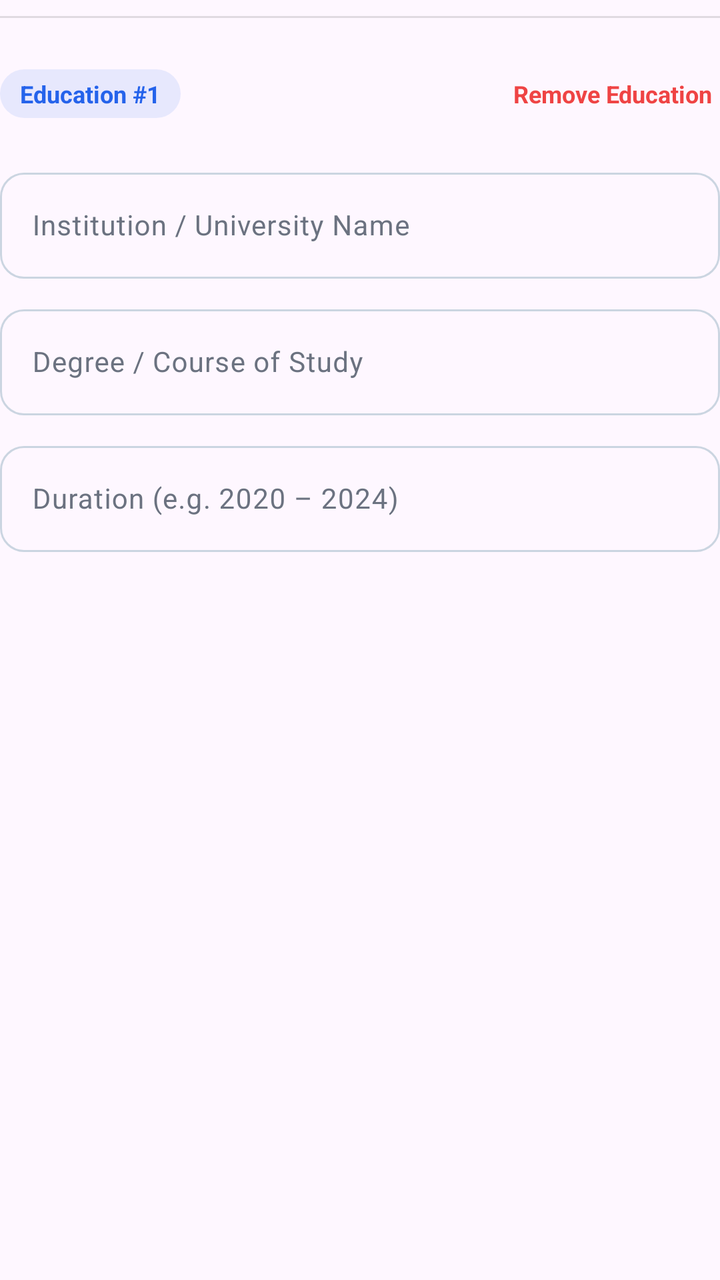
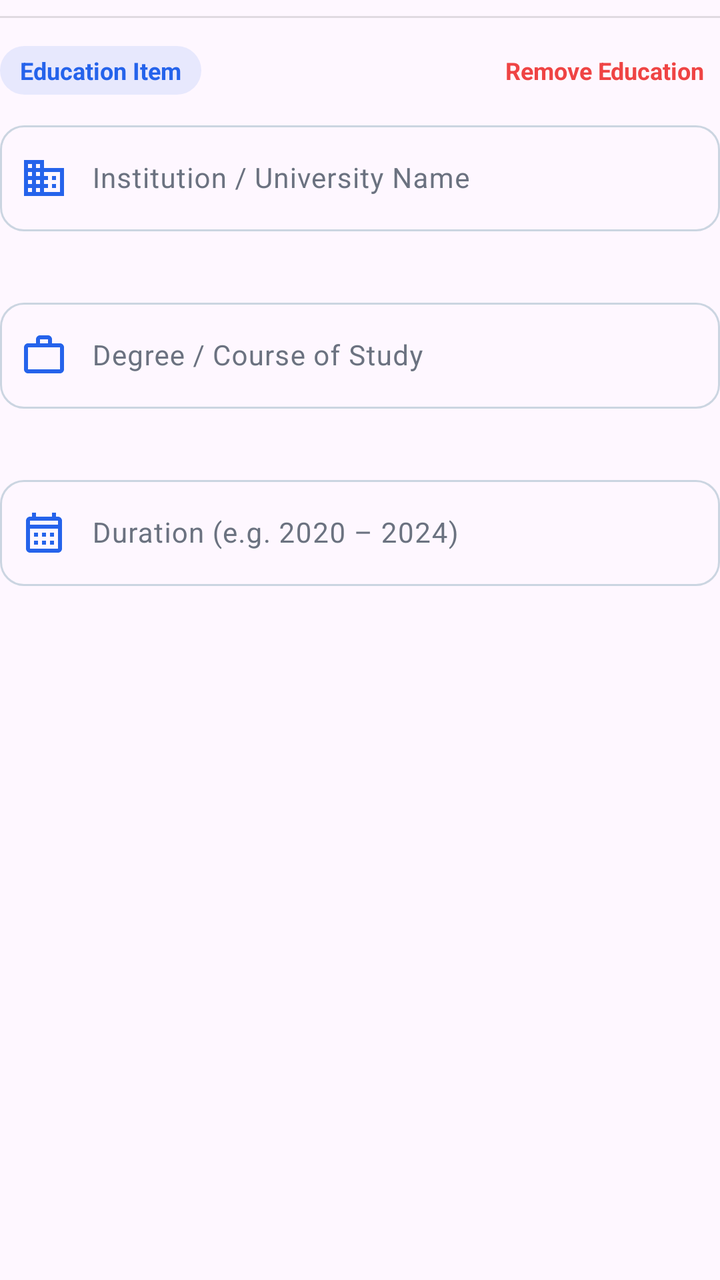

The first picture is an Android layout as it rendered before a commit; the second is the same layout after the commit. The layout source and the unified diff follow.
<!-- AndroidManifest.xml: application theme Theme.MyApplication -->
<!-- res/layout/item_education_entry.xml -->
<?xml version="1.0" encoding="utf-8"?>
<LinearLayout xmlns:android="http://schemas.android.com/apk/res/android"
    xmlns:app="http://schemas.android.com/apk/res-auto"
    android:layout_width="match_parent"
    android:layout_height="wrap_content"
    android:orientation="vertical">

    
    <View
        android:id="@+id/dividerEntry"
        android:layout_width="match_parent"
        android:layout_height="1dp"
        android:layout_marginTop="8dp"
        android:layout_marginBottom="14dp"
        android:background="@color/app_border" />

    <RelativeLayout
        android:layout_width="match_parent"
        android:layout_height="wrap_content"
        android:layout_marginBottom="10dp">

        <TextView
            android:id="@+id/tvEducationHeader"
            android:layout_width="wrap_content"
            android:layout_height="wrap_content"
            android:layout_alignParentStart="true"
            android:layout_centerVertical="true"
            android:background="@drawable/bg_pill_badge"
            android:paddingHorizontal="10dp"
            android:paddingVertical="4dp"
            android:text="Education #1"
            android:textColor="@color/app_primary"
            android:textSize="12sp"
            android:textStyle="bold" />

        <TextView
            android:id="@+id/btnRemoveEducation"
            android:layout_width="wrap_content"
            android:layout_height="wrap_content"
            android:layout_alignParentEnd="true"
            android:layout_centerVertical="true"
            android:background="?attr/selectableItemBackgroundBorderless"
            android:gravity="center_vertical|end"
            android:minWidth="48dp"
            android:minHeight="48dp"
            android:paddingStart="12dp"
            android:paddingEnd="4dp"
            android:text="@string/action_remove_education"
            android:textColor="@color/app_danger"
            android:textSize="12sp"
            android:textStyle="bold" />

    </RelativeLayout>

    
    <com.google.android.material.textfield.TextInputLayout
        android:id="@+id/tilInstitution"
        style="@style/Widget.Material3.TextInputLayout.OutlinedBox"
        android:layout_width="match_parent"
        android:layout_height="wrap_content"
        android:layout_marginBottom="10dp"
        android:hint="@string/hint_institution_name"
        app:boxCornerRadiusBottomEnd="12dp"
        app:boxCornerRadiusBottomStart="12dp"
        app:boxCornerRadiusTopEnd="12dp"
        app:boxCornerRadiusTopStart="12dp">

        <com.google.android.material.textfield.TextInputEditText
            android:id="@+id/etInstitution"
            android:layout_width="match_parent"
            android:layout_height="wrap_content"
            android:imeOptions="actionNext"
            android:inputType="textCapWords"
            android:maxLines="1"
            android:textColor="@color/app_text_primary"
            android:textSize="14sp" />

    </com.google.android.material.textfield.TextInputLayout>

    
    <com.google.android.material.textfield.TextInputLayout
        android:id="@+id/tilDegree"
        style="@style/Widget.Material3.TextInputLayout.OutlinedBox"
        android:layout_width="match_parent"
        android:layout_height="wrap_content"
        android:layout_marginBottom="10dp"
        android:hint="@string/hint_degree"
        app:boxCornerRadiusBottomEnd="12dp"
        app:boxCornerRadiusBottomStart="12dp"
        app:boxCornerRadiusTopEnd="12dp"
        app:boxCornerRadiusTopStart="12dp">

        <com.google.android.material.textfield.TextInputEditText
            android:id="@+id/etDegree"
            android:layout_width="match_parent"
            android:layout_height="wrap_content"
            android:imeOptions="actionNext"
            android:inputType="textCapWords"
            android:maxLines="1"
            android:textColor="@color/app_text_primary"
            android:textSize="14sp" />

    </com.google.android.material.textfield.TextInputLayout>

    
    <com.google.android.material.textfield.TextInputLayout
        android:id="@+id/tilDuration"
        style="@style/Widget.Material3.TextInputLayout.OutlinedBox"
        android:layout_width="match_parent"
        android:layout_height="wrap_content"
        android:layout_marginBottom="12dp"
        android:hint="@string/hint_duration_example"
        app:boxCornerRadiusBottomEnd="12dp"
        app:boxCornerRadiusBottomStart="12dp"
        app:boxCornerRadiusTopEnd="12dp"
        app:boxCornerRadiusTopStart="12dp">

        <com.google.android.material.textfield.TextInputEditText
            android:id="@+id/etDuration"
            android:layout_width="match_parent"
            android:layout_height="wrap_content"
            android:imeOptions="actionDone"
            android:inputType="text"
            android:maxLines="1"
            android:textColor="@color/app_text_primary"
            android:textSize="14sp" />

    </com.google.android.material.textfield.TextInputLayout>

</LinearLayout>
<!-- resources referenced by this layout -->
<resources>
  <color name="app_border">#1E000000</color>
  <color name="app_danger">#EF4444</color>
  <color name="app_primary">#2563EB</color>
  <color name="app_text_primary">#111827</color>
  <!-- drawable bg_pill_badge (drawable) -->
  <?xml version="1.0" encoding="utf-8"?>
  <shape xmlns:android="http://schemas.android.com/apk/res/android"
      android:shape="rectangle">
      <corners android:radius="20dp" />
      <solid android:color="@color/app_primary_container" />
  </shape>
  <string name="action_remove_education">Remove Education</string>
  <string name="hint_degree">Degree / Course of Study</string>
  <string name="hint_duration_example">Duration (e.g. 2020 – 2024)</string>
  <string name="hint_institution_name">Institution / University Name</string>
  <color name="app_primary_container">#1A2563EB</color>
  <color name="chip_bg_color">#F0F4F8</color>
  <color name="chip_text_color">#0F172A</color>
  <color name="app_surface">#FFFFFF</color>
  <color name="app_text_muted">#6B7280</color>
  <color name="chip_stroke_color">#CBD5E1</color>
  <color name="app_background">#F4F5F7</color>
  <style name="Widget.App.SkillChip" parent="Widget.Material3.Chip.Assist">
          <item name="chipBackgroundColor">@color/chip_bg_color</item>
          <item name="chipStrokeColor">@color/chip_stroke_color</item>
          <item name="chipStrokeWidth">1dp</item>
          <item name="chipCornerRadius">8dp</item>
          <item name="android:textColor">@color/chip_text_color</item>
          <item name="closeIconTint">@color/chip_close_icon_tint</item>
      </style>
  <style name="AppBottomSheetDialogTheme" parent="Theme.Material3.DayNight.BottomSheetDialog">
          <item name="colorSurfaceContainerLow">@color/app_surface</item>
          <item name="bottomSheetStyle">@style/AppModalBottomSheet</item>
      </style>
  <color name="chip_close_icon_tint">#64748B</color>
  <style name="AppModalBottomSheet" parent="Widget.Material3.BottomSheet.Modal">
          <item name="backgroundTint">@color/app_surface</item>
      </style>
  <!-- unchanged entries left out for length: 1 -->
</resources>

<!-- the commit's change to res/layout/item_education_entry.xml (unified diff, before → after) -->
@@ -28,7 +28,7 @@
             android:background="@drawable/bg_pill_badge"
             android:paddingHorizontal="10dp"
             android:paddingVertical="4dp"
-            android:text="Education #1"
+            android:text="@string/education_item"
             android:textColor="@color/app_primary"
             android:textSize="12sp"
             android:textStyle="bold" />
@@ -39,12 +39,10 @@
             android:layout_height="wrap_content"
             android:layout_alignParentEnd="true"
             android:layout_centerVertical="true"
-            android:background="?attr/selectableItemBackgroundBorderless"
+            android:background="?attr/selectableItemBackground"
             android:gravity="center_vertical|end"
-            android:minWidth="48dp"
-            android:minHeight="48dp"
-            android:paddingStart="12dp"
-            android:paddingEnd="4dp"
+            android:paddingHorizontal="8dp"
+            android:paddingVertical="4dp"
             android:text="@string/action_remove_education"
             android:textColor="@color/app_danger"
             android:textSize="12sp"
@@ -55,11 +53,15 @@
     
     <com.google.android.material.textfield.TextInputLayout
         android:id="@+id/tilInstitution"
-        style="@style/Widget.Material3.TextInputLayout.OutlinedBox"
+        style="?attr/textInputOutlinedStyle"
         android:layout_width="match_parent"
         android:layout_height="wrap_content"
         android:layout_marginBottom="10dp"
         android:hint="@string/hint_institution_name"
+        app:errorEnabled="true"
+        app:startIconDrawable="@drawable/ic_business"
+        app:startIconTint="@color/app_primary"
+        app:startIconMinSize="44dp"
         app:boxCornerRadiusBottomEnd="12dp"
         app:boxCornerRadiusBottomStart="12dp"
         app:boxCornerRadiusTopEnd="12dp"
@@ -72,6 +74,8 @@
             android:imeOptions="actionNext"
             android:inputType="textCapWords"
             android:maxLines="1"
+            android:paddingStart="46dp"
+            android:paddingEnd="12dp"
             android:textColor="@color/app_text_primary"
             android:textSize="14sp" />
 
@@ -80,11 +84,15 @@
     
     <com.google.android.material.textfield.TextInputLayout
         android:id="@+id/tilDegree"
-        style="@style/Widget.Material3.TextInputLayout.OutlinedBox"
+        style="?attr/textInputOutlinedStyle"
         android:layout_width="match_parent"
         android:layout_height="wrap_content"
         android:layout_marginBottom="10dp"
         android:hint="@string/hint_degree"
+        app:errorEnabled="true"
+        app:startIconDrawable="@drawable/ic_work"
+        app:startIconTint="@color/app_primary"
+        app:startIconMinSize="44dp"
         app:boxCornerRadiusBottomEnd="12dp"
         app:boxCornerRadiusBottomStart="12dp"
         app:boxCornerRadiusTopEnd="12dp"
@@ -97,6 +105,8 @@
             android:imeOptions="actionNext"
             android:inputType="textCapWords"
             android:maxLines="1"
+            android:paddingStart="46dp"
+            android:paddingEnd="12dp"
             android:textColor="@color/app_text_primary"
             android:textSize="14sp" />
 
@@ -105,11 +115,15 @@
     
     <com.google.android.material.textfield.TextInputLayout
         android:id="@+id/tilDuration"
-        style="@style/Widget.Material3.TextInputLayout.OutlinedBox"
+        style="?attr/textInputOutlinedStyle"
         android:layout_width="match_parent"
         android:layout_height="wrap_content"
         android:layout_marginBottom="12dp"
         android:hint="@string/hint_duration_example"
+        app:errorEnabled="true"
+        app:startIconDrawable="@drawable/ic_calendar"
+        app:startIconTint="@color/app_primary"
+        app:startIconMinSize="44dp"
         app:boxCornerRadiusBottomEnd="12dp"
         app:boxCornerRadiusBottomStart="12dp"
         app:boxCornerRadiusTopEnd="12dp"
@@ -122,6 +136,8 @@
             android:imeOptions="actionDone"
             android:inputType="text"
             android:maxLines="1"
+            android:paddingStart="46dp"
+            android:paddingEnd="12dp"
             android:textColor="@color/app_text_primary"
             android:textSize="14sp" />
 
<!-- resource entries referenced after the edit -->
@@ -11,7 +11,38 @@
       <corners android:radius="20dp" />
       <solid android:color="@color/app_primary_container" />
   </shape>
+  <!-- drawable ic_business (drawable) -->
+  <vector xmlns:android="http://schemas.android.com/apk/res/android"
+      android:width="24dp"
+      android:height="24dp"
+      android:viewportWidth="24"
+      android:viewportHeight="24">
+      <path
+          android:fillColor="@color/app_primary"
+          android:pathData="M12,7V3H2v18h20V7H12zM6,19H4v-2h2V19zM6,15H4v-2h2V15zM6,11H4V9h2V11zM6,7H4V5h2V7zM10,19H8v-2h2V19zM10,15H8v-2h2V15zM10,11H8V9h2V11zM10,7H8V5h2V7zM20,19h-8v-2h2v-2h-2v-2h2v-2h-2V9h8V19zM18,11h-2v2h2V11zM18,15h-2v2h2V15z" />
+  </vector>
+  <!-- drawable ic_calendar (drawable) -->
+  <vector xmlns:android="http://schemas.android.com/apk/res/android"
+      android:width="24dp"
+      android:height="24dp"
+      android:viewportWidth="24"
+      android:viewportHeight="24">
+      <path
+          android:fillColor="@color/app_primary"
+          android:pathData="M19,4h-1V2h-2v2H8V2H6v2H5C3.89,4 3.01,4.9 3.01,6L3,20c0,1.1 0.89,2 2,2h14c1.1,0 2,-0.9 2,-2V6C21,4.9 20.1,4 19,4zM19,20H5V10h14V20zM19,8H5V6h14V8zM9,14H7v-2h2V14zM13,14h-2v-2h2V14zM17,14h-2v-2h2V14zM9,18H7v-2h2V18zM13,18h-2v-2h2V18zM17,18h-2v-2h2V18z" />
+  </vector>
+  <!-- drawable ic_work (drawable) -->
+  <vector xmlns:android="http://schemas.android.com/apk/res/android"
+      android:width="24dp"
+      android:height="24dp"
+      android:viewportWidth="24"
+      android:viewportHeight="24">
+      <path
+          android:fillColor="@color/app_primary"
+          android:pathData="M20,6h-4V4c0,-1.11 -0.89,-2 -2,-2h-4c-1.11,0 -2,0.89 -2,2v2H4c-1.11,0 -1.99,0.89 -1.99,2L2,19c0,1.11 0.89,2 2,2h16c1.11,0 2,-0.89 2,-2V8c0,-1.11 -0.89,-2 -2,-2zM10,4h4v2h-4V4zm10,15H4V8h16v11z" />
+  </vector>
   <string name="action_remove_education">Remove Education</string>
+  <string name="education_item">Education Item</string>
   <string name="hint_degree">Degree / Course of Study</string>
   <string name="hint_duration_example">Duration (e.g. 2020 – 2024)</string>
   <string name="hint_institution_name">Institution / University Name</string>
